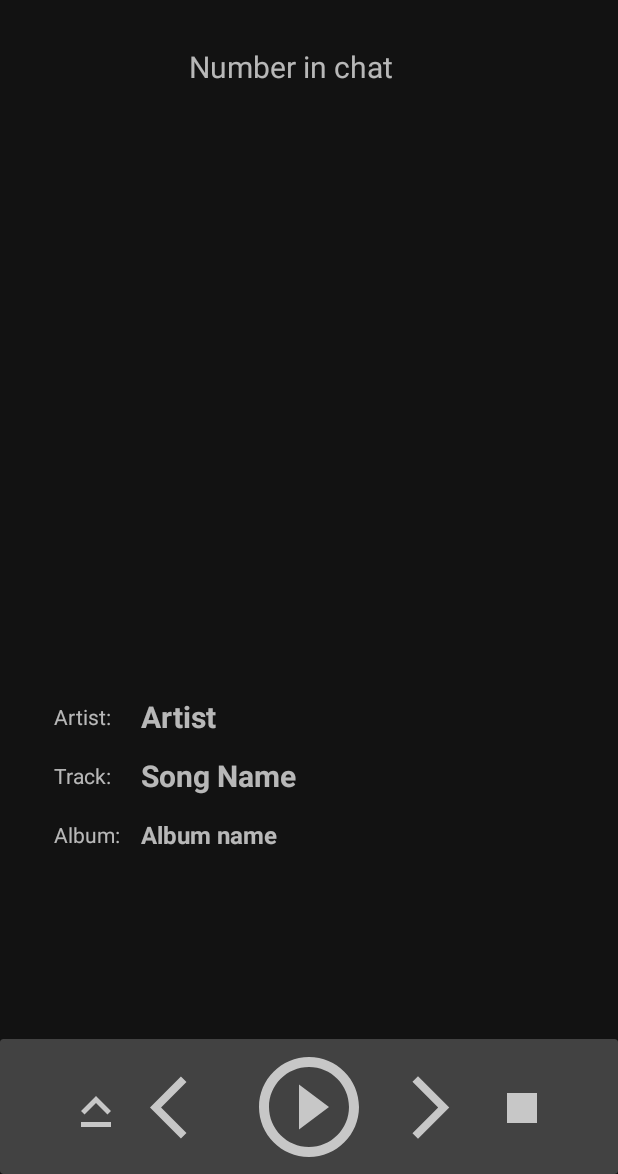
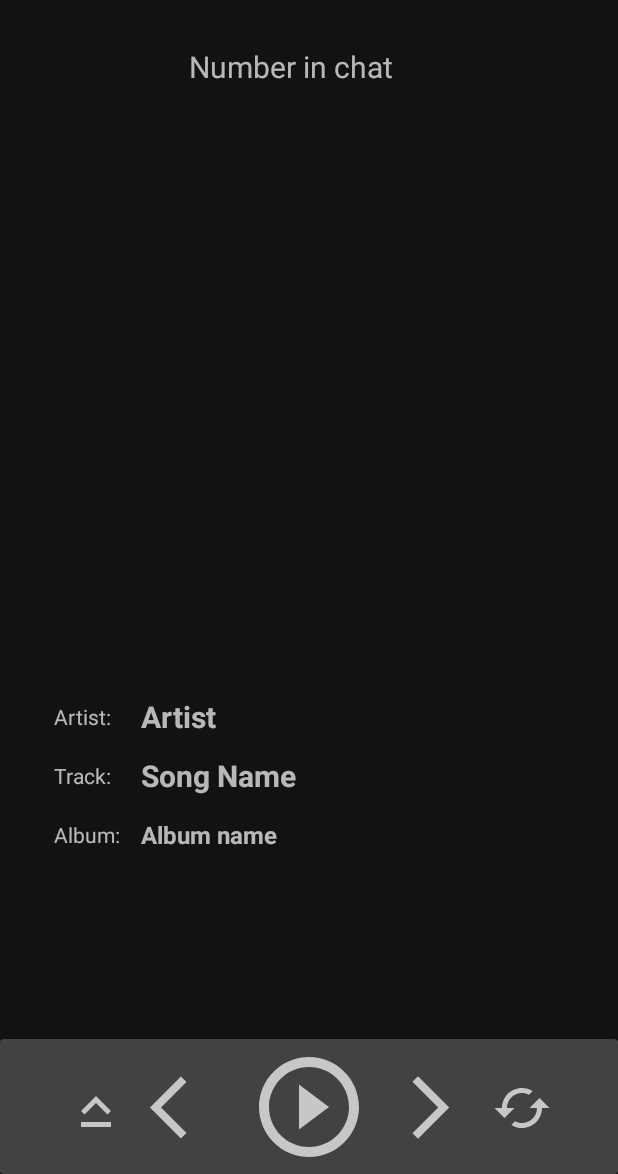
Before and after one commit to chaplianski/StreamPlayer, an Android app: the SongItemFragment screen opened through its navigation route, on a phone screen of 412 x 824 dp, the part 62-1236 px from its top. Run offline under Robolectric (Android 15) with nearby library versions, the phone set to English and light mode, and no system bars; our stand-ins replace Room's generated code; libraries missing offline, so code that uses them is left out: com.google.android.exoplayer2; pictures from the network do not load; 2 statements that could not run were skipped.

Commit message:
add Variant 10

```diff
--- a/app/src/main/java/com/example/streamplayer/Presenter/SongItemFragment.kt
+++ b/app/src/main/java/com/example/streamplayer/Presenter/SongItemFragment.kt
@@ -9,6 +9,7 @@ import android.os.IBinder
 import android.os.RemoteException
 import android.support.v4.media.session.MediaControllerCompat
 import android.support.v4.media.session.PlaybackStateCompat
+import android.support.v4.media.session.PlaybackStateCompat.REPEAT_MODE_ONE
 import android.view.LayoutInflater
 import android.view.View
 import android.view.ViewGroup
@@ -23,12 +24,19 @@ import com.example.streamplayer.Services.PlayerService
 import com.example.streamplayer.databinding.FragmentSongItemBinding
 import com.example.streamplayer.model.Tracks
 import com.example.streamplayer.Viewmodels.SongItemViewModel
+import com.google.android.exoplayer2.util.Log
+import kotlinx.coroutines.CoroutineScope
+import kotlinx.coroutines.Dispatchers
+import kotlinx.coroutines.InternalCoroutinesApi
+import kotlinx.coroutines.flow.Flow
+import kotlinx.coroutines.flow.MutableStateFlow
+import kotlinx.coroutines.flow.flow
+import kotlinx.coroutines.launch
 
 class SongItemFragment : Fragment() {
     lateinit var binding: FragmentSongItemBinding
     private val songItemViewModel: SongItemViewModel by viewModels()
     private var playerServiceBinder: PlayerService.PlayerServiceBinder? = null
-    private var playerService: PlayerService? = null
     private var mediaController: MediaControllerCompat? = null
     private var serviceConnection: ServiceConnection? = null
 
@@ -40,6 +48,7 @@ class SongItemFragment : Fragment() {
         return binding.root
     }
 
+    var flowMode: MutableStateFlow<Int?> = MutableStateFlow(null)
     override fun onViewCreated(view: View, savedInstanceState: Bundle?) {
         super.onViewCreated(view, savedInstanceState)
 
@@ -53,16 +62,12 @@ class SongItemFragment : Fragment() {
         })
 
         var statusButtom = "play"
-        var callback = object : MediaControllerCompat.Callback() {
+
+        val callback = object : MediaControllerCompat.Callback() {
             override fun onPlaybackStateChanged(state: PlaybackStateCompat) {
                 val playing = state.state == PlaybackStateCompat.STATE_PLAYING
 
                 when (state.state) {
-                    1 -> {
-                        binding.btStop.setEnabled(!playing)
-                        binding.btPlayPause.setImageResource(R.drawable.baseline_play_24)
-                        statusButtom = "pause"
-                    }
                     2 -> {
                         binding.btPlayPause.setImageResource(R.drawable.baseline_play_24)
                         statusButtom = "pause"
@@ -106,7 +111,6 @@ class SongItemFragment : Fragment() {
                     mediaController = null
                 }
             }
-
         }
 
         val intentPlayerService = Intent(activity, PlayerService::class.java)
@@ -118,58 +122,53 @@ class SongItemFragment : Fragment() {
             )
         }
 
-        var switchRepeadMode = 0
+            var repeatState = 0
+        binding.btRepeate.setOnClickListener{
+            repeatState++
+            if (repeatState > 1) {
+                repeatState = 0
+            }
+            binding.btRepeate.startAnimation(buttonAnimation)
+            if (repeatState == 1) binding.btRepeate.setImageResource(R.drawable.ic_baseline_cached_24_red)
+            if (repeatState == 0) binding.btRepeate.setImageResource(R.drawable.ic_baseline_cached_24)
+            mediaController?.transportControls?.stop()
+        }
 
-        binding.btStop.setOnClickListener(View.OnClickListener {
-            switchRepeadMode = 1
-            if (mediaController != null)
-                mediaController!!.transportControls.stop()
-            binding.btStop.startAnimation(buttonAnimation)
-        })
-
-
-        binding.btPlayPause.setOnClickListener(View.OnClickListener {
+        binding.btPlayPause.setOnClickListener{
             if (mediaController != null)
                 mediaController!!.transportControls.play()
             if (statusButtom.equals("pause")) {
-
                 statusButtom = "play"
             } else if (statusButtom.equals("play")) {
-                if (mediaController != null)
+                if (mediaController != null && repeatState == 1){
                     mediaController!!.transportControls.pause()
+                }else {
+                    mediaController!!.transportControls.pause()
+                }
+
             }
             binding.btPlayPause.startAnimation(buttonAnimation)
+        }
 
-        })
-
-        //      binding.btStop.setOnClickListener(View.OnClickListener {
-        //          switchRepeadMode = 1
-        //        if (mediaController != null)
-        //            mediaController!!.transportControls.stop()
-        //         binding.btStop.startAnimation(buttonAnimation)
-        //      })
-
-        binding.btNext.setOnClickListener(View.OnClickListener {
+        binding.btNext.setOnClickListener {
 
             if (mediaController != null)
                 mediaController!!.transportControls.skipToNext()
             binding.btNext.startAnimation(buttonAnimation)
-        })
+        }
 
-        binding.btBack.setOnClickListener(View.OnClickListener {
+        binding.btBack.setOnClickListener{
             if (mediaController != null)
                 mediaController!!.transportControls.skipToPrevious()
             binding.btBack.startAnimation(buttonAnimation)
-        })
+        }
 
         binding.btToHightLevel.setOnClickListener {
             if (mediaController != null)
                 mediaController!!.transportControls.stop()
             binding.btToHightLevel.startAnimation(buttonAnimation)
             activity?.onBackPressed()
-            //  findNavController().navigate(R.id.action_songItem_to_songList)
         }
-
     }
 
     override fun onDestroy() {
@@ -182,7 +181,6 @@ class SongItemFragment : Fragment() {
         serviceConnection?.let { activity?.unbindService(it) }
     }
 
-
     fun fetchItemView(track: Tracks) {
 
         binding.tvArtistName.text = track.artistName
@@ -193,31 +191,8 @@ class SongItemFragment : Fragment() {
         Glide.with(this).load(track.artistImageUri)
             .error(R.drawable.ic_launcher_background)
             .override(800, 800)
-
-            //.override(, Target.SIZE_ORIGINAL)
             .centerCrop()
             .circleCrop()
-            //        .placeholder(R.drawable.ic_avatar_dog)
             .into(binding.imageView)
     }
-    /******************** Вариант с запросом при наличии номера позиции ***************************
-    fun fetchView(positionFromList: Int) {
-    if (trackList.size > positionFromList) {
-    binding.tvArtistName.text = trackList.get(positionFromList).artistName
-    binding.tvAlbumName.text = trackList.get(positionFromList).albumName
-    binding.tvSongName.text = trackList.get(positionFromList).name
-    binding.tvChatNumber.text = "Number in chat # ${positionFromList + 1}"
-
-    Glide.with(this).load(trackList.get(positionFromList).artistImageUri)
-    .error(R.drawable.ic_launcher_background)
-    .override(1800, 1800)
-    //.override(, Target.SIZE_ORIGINAL)
-    .centerCrop()
-    //        .placeholder(R.drawable.ic_avatar_dog)
-    .into(binding.imageView)
-    }
-    }
-     */
-
-
 }
--- a/app/src/main/java/com/example/streamplayer/Presenter/SongListFragment.kt
+++ b/app/src/main/java/com/example/streamplayer/Presenter/SongListFragment.kt
@@ -16,17 +16,15 @@ import android.view.animation.DecelerateInterpolator
 import android.widget.ImageView
 import android.widget.TextView
 import androidx.fragment.app.Fragment
-import androidx.fragment.app.activityViewModels
 import androidx.fragment.app.viewModels
 import androidx.recyclerview.widget.LinearLayoutManager
 import androidx.recyclerview.widget.RecyclerView
+import com.example.streamplayer.Adapters.TrackListAdapter
 import com.example.streamplayer.R
 import com.example.streamplayer.RepositoryInstance
-import com.example.streamplayer.Adapters.TrackListAdapter
+import com.example.streamplayer.Viewmodels.ListViewModelFactury
+import com.example.streamplayer.Viewmodels.SongViewModel
 import com.example.streamplayer.model.Tracks
-import com.example.streamplayer.Viewmodels.ListViewModelFactury
-import com.example.streamplayer.Viewmodels.PositionViewModel
-import com.example.streamplayer.Viewmodels.SongViewModel
 import java.util.*
 
 
@@ -35,7 +33,6 @@ class SongListFragment : Fragment()  {
     private var topListAdapter: TrackListAdapter? = null
 
     var tracks = mutableListOf<Tracks>()
-    val positionViewModel: PositionViewModel by activityViewModels()
     val viewModel: SongViewModel by viewModels { ListViewModelFactury(requireActivity().application) }
     val repository = RepositoryInstance.getMusicRepository()
 
@@ -43,10 +40,8 @@ class SongListFragment : Fragment()  {
         inflater: LayoutInflater, container: ViewGroup?,
         savedInstanceState: Bundle?
     ): View? {
-
         Log.d("MyLog","viewModel: $viewModel ")
         return inflater.inflate(R.layout.fragment_song_list, container, false)
-
     }
 
     @SuppressLint("Recycle")
--- /dev/null
+++ b/app/src/main/res/drawable/ic_baseline_cached_24.xml
@@ -0,0 +1,10 @@
+<vector xmlns:android="http://schemas.android.com/apk/res/android"
+    android:width="24dp"
+    android:height="24dp"
+    android:viewportWidth="24"
+    android:viewportHeight="24"
+    android:tint="?attr/colorControlNormal">
+  <path
+      android:fillColor="@android:color/white"
+      android:pathData="M19,8l-4,4h3c0,3.31 -2.69,6 -6,6 -1.01,0 -1.97,-0.25 -2.8,-0.7l-1.46,1.46C8.97,19.54 10.43,20 12,20c4.42,0 8,-3.58 8,-8h3l-4,-4zM6,12c0,-3.31 2.69,-6 6,-6 1.01,0 1.97,0.25 2.8,0.7l1.46,-1.46C15.03,4.46 13.57,4 12,4c-4.42,0 -8,3.58 -8,8H1l4,4 4,-4H6z"/>
+</vector>
--- /dev/null
+++ b/app/src/main/res/drawable/ic_baseline_cached_24_red.xml
@@ -0,0 +1,5 @@
+<vector android:height="24dp" android:tint="#F14C4C"
+    android:viewportHeight="24" android:viewportWidth="24"
+    android:width="24dp" xmlns:android="http://schemas.android.com/apk/res/android">
+    <path android:fillColor="@android:color/white" android:pathData="M19,8l-4,4h3c0,3.31 -2.69,6 -6,6 -1.01,0 -1.97,-0.25 -2.8,-0.7l-1.46,1.46C8.97,19.54 10.43,20 12,20c4.42,0 8,-3.58 8,-8h3l-4,-4zM6,12c0,-3.31 2.69,-6 6,-6 1.01,0 1.97,0.25 2.8,0.7l1.46,-1.46C15.03,4.46 13.57,4 12,4c-4.42,0 -8,3.58 -8,8H1l4,4 4,-4H6z"/>
+</vector>
--- a/app/src/main/res/layout-land/fragment_song_item.xml
+++ b/app/src/main/res/layout-land/fragment_song_item.xml
@@ -20,7 +20,8 @@
         app:layout_constraintStart_toStartOf="parent"
         app:layout_constraintTop_toTopOf="parent"
         app:layout_constraintVertical_bias="0.0"
-        tools:src="@tools:sample/avatars" />
+        tools:src="@tools:sample/avatars"
+        android:contentDescription="Photo of artist" />
 
     <TextView
         android:id="@+id/tv_artist_name"
@@ -129,11 +130,11 @@
                 app:layout_constraintTop_toTopOf="parent" />
 
             <ImageView
-                android:id="@+id/bt_stop"
+                android:id="@+id/bt_repeate"
                 android:layout_width="40dp"
                 android:layout_height="40dp"
                 android:layout_marginStart="16dp"
-                android:src="@drawable/baseline_stop_24"
+                android:src="@drawable/ic_baseline_cached_24"
                 app:layout_constraintBottom_toBottomOf="@+id/bt_next"
                 app:layout_constraintEnd_toEndOf="parent"
                 app:layout_constraintHorizontal_bias="0.0"
--- a/app/src/main/res/layout/fragment_song_item.xml
+++ b/app/src/main/res/layout/fragment_song_item.xml
@@ -18,7 +18,7 @@
         app:layout_constraintTop_toBottomOf="@+id/tv_chat_number"
         tools:src="@tools:sample/avatars"
         android:radius="20dp"
-        />
+        android:contentDescription="Photo of artist" />
 
     <TextView
         android:id="@+id/tv_artist_name"
@@ -122,7 +122,9 @@
                 android:src="@drawable/baseline_arrow_forward_ios_24"
                 app:layout_constraintBottom_toBottomOf="@+id/bt_play_pause"
                 app:layout_constraintStart_toEndOf="@+id/bt_play_pause"
-                app:layout_constraintTop_toTopOf="@+id/bt_play_pause" />
+                app:layout_constraintTop_toTopOf="@+id/bt_play_pause"
+                android:contentDescription="Button next"
+                android:focusable="true" />
 
             <ImageView
                 android:id="@+id/bt_back"
@@ -133,7 +135,9 @@
                 android:src="@drawable/baseline_arrow_back_ios_24"
                 app:layout_constraintBottom_toBottomOf="@+id/bt_play_pause"
                 app:layout_constraintEnd_toStartOf="@+id/bt_play_pause"
-                app:layout_constraintTop_toTopOf="@+id/bt_play_pause" />
+                app:layout_constraintTop_toTopOf="@+id/bt_play_pause"
+                android:contentDescription="Button previous"
+                android:focusable="true" />
 
             <ImageView
                 android:id="@+id/bt_to_hight_level"
@@ -144,7 +148,8 @@
                 app:layout_constraintBottom_toBottomOf="@+id/bt_back"
                 app:layout_constraintEnd_toStartOf="@+id/bt_back"
                 app:layout_constraintTop_toTopOf="@+id/bt_back"
-                app:layout_constraintVertical_bias="0.8" />
+                app:layout_constraintVertical_bias="0.8"
+                android:contentDescription="Button back to list" />
 
             <ImageView
                 android:id="@+id/bt_play_pause"
@@ -156,19 +161,23 @@
                 app:layout_constraintEnd_toEndOf="parent"
                 app:layout_constraintHorizontal_bias="0.5"
                 app:layout_constraintStart_toStartOf="parent"
-                app:layout_constraintTop_toTopOf="parent" />
+                app:layout_constraintTop_toTopOf="parent"
+                android:contentDescription="Button play/pause"
+                android:focusable="true" />
 
             <ImageView
-                android:id="@+id/bt_stop"
+                android:id="@+id/bt_repeate"
                 android:layout_width="40dp"
                 android:layout_height="40dp"
                 android:layout_marginStart="16dp"
-                android:src="@drawable/baseline_stop_24"
+                android:scrollbarTrackHorizontal="@drawable/exo_controls_repeat_one"
+                android:src="@drawable/ic_baseline_cached_24"
                 app:layout_constraintBottom_toBottomOf="@+id/bt_next"
                 app:layout_constraintEnd_toEndOf="parent"
                 app:layout_constraintHorizontal_bias="0.0"
                 app:layout_constraintStart_toEndOf="@+id/bt_next"
-                app:layout_constraintTop_toTopOf="@+id/bt_next" />
+                app:layout_constraintTop_toTopOf="@+id/bt_next"
+                android:contentDescription="Button switch repeat" />
         </androidx.constraintlayout.widget.ConstraintLayout>
 
     </androidx.cardview.widget.CardView>
```
Also changed, not shown: app/src/main/java/com/example/streamplayer/Services/PlayerService.kt (+45 -85 lines), app/src/main/java/com/example/streamplayer/Viewmodels/PositionViewModel.kt (deleted, +0 -28 lines), app/src/main/res/anim/click_button_animation.xml (added, +20 -0 lines), app/src/main/res/anim/enter_logo.xml (added, +28 -0 lines), app/src/main/res/drawable/ic_napster_light_logo.xml (added, +8 -0 lines), app/src/main/res/layout-land/fragment_song_list.xml (added, +73 -0 lines).
